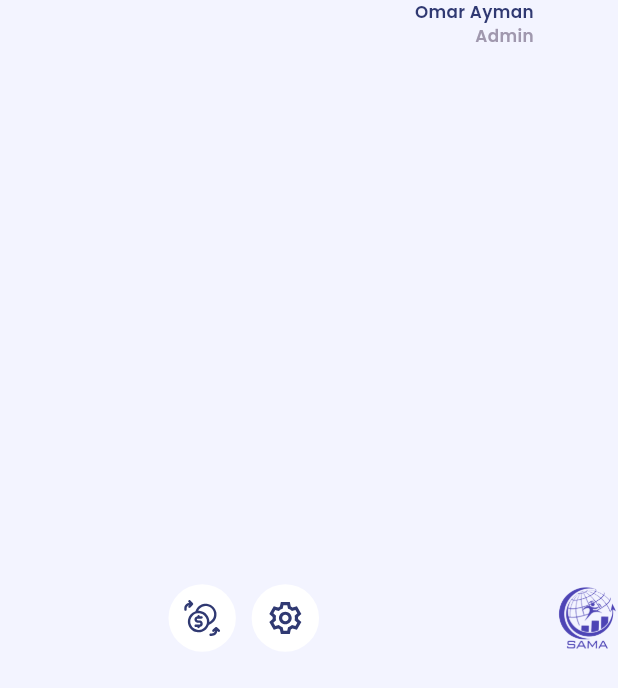
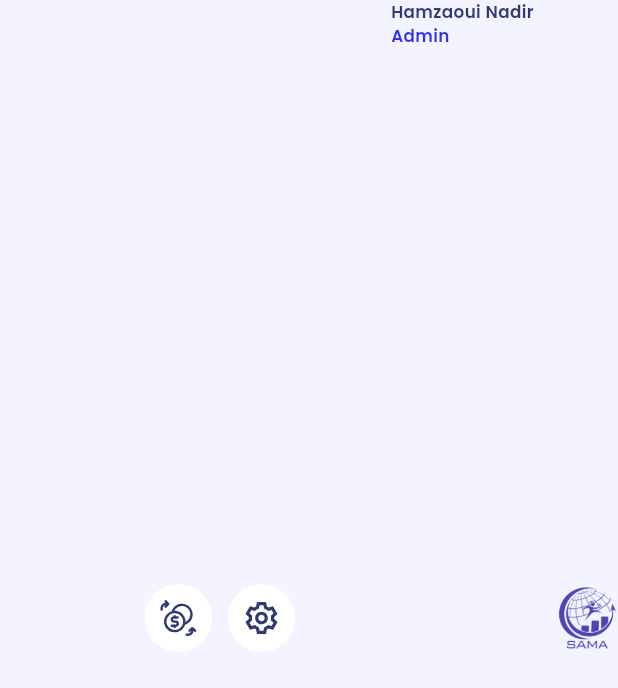
Before and after one commit to raouf-zobir/DevImpact-Hackathon, a Flutter app: the TrailingHeader widget shown alone on an empty page, opened directly, on a phone screen of 412 x 824 dp. Shown: the top 688 px of the screen. Run offline on Flutter 3.47's test engine with Material 3 defaults, Android fonts, the phone set to English and light mode, and no system bars; our stand-ins replace csv, dio, dropdown_search, fl_chart, flutter_svg, get and 4 more; missing offline and left inert: desktop_drop, mailer; accounts and stored records are empty; project files that could hold a hidden picture were left out.

Commit message:
add haeder admin name and change the design

```diff
--- a/code/frontend/lib/core/shared/trailing_header.dart
+++ b/code/frontend/lib/core/shared/trailing_header.dart
@@ -33,19 +33,16 @@ class TrailingHeader extends StatelessWidget {
         Flexible(
           flex: 3,
           child: Column(
-            crossAxisAlignment: CrossAxisAlignment.end,
+            crossAxisAlignment: CrossAxisAlignment.start,
             children: [
               Text(
-                "Omar Ayman",
-                style: AppFontStyle.styleSemiBold14(context).copyWith(
-                  overflow: TextOverflow.ellipsis,
-                ),
+                "Hamzaoui Nadir",
+                style: AppFontStyle.styleSemiBold14(context),
               ),
               Text(
                 "Admin",
                 style: AppFontStyle.styleSemiBold14(context).copyWith(
-                  color: AppColors.darkGray,
-                  overflow: TextOverflow.ellipsis,
+                  color: const Color.fromARGB(255, 49, 49, 239),
                 ),
               ),
             ],
@@ -55,16 +52,9 @@ class TrailingHeader extends StatelessWidget {
         Container(
           width: 55 * getScaleFactor(context),
           height: 55 * getScaleFactor(context),
-          // padding: const EdgeInsets.all(10),
           decoration: BoxDecoration(
-            // color: AppColors.primaryPurple,
             borderRadius: BorderRadius.circular(100),
           ),
-          // child: SvgPicture.asset(
-          //   Assets.iconsUser,
-          //   colorFilter: const ColorFilter.mode(AppColors.backgroundWhite, BlendMode.srcIn),
-          // ),
-
           child: Image.asset(
             Assets.imagesLogo,
             color: AppColors.primaryPurple,
@@ -100,7 +90,8 @@ class CustomIconButton extends StatelessWidget {
         ),
         child: SvgPicture.asset(
           icon,
-          colorFilter: const ColorFilter.mode(AppColors.textBlack, BlendMode.srcIn),
+          colorFilter:
+              const ColorFilter.mode(AppColors.textBlack, BlendMode.srcIn),
         ),
       ),
     );
```
